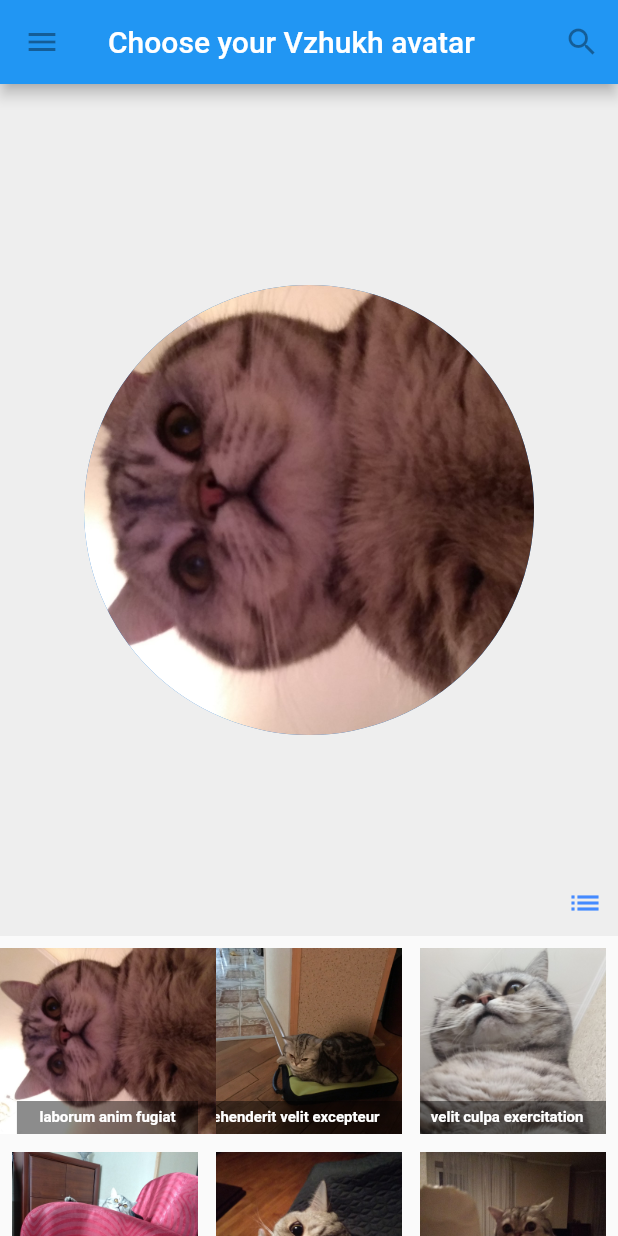
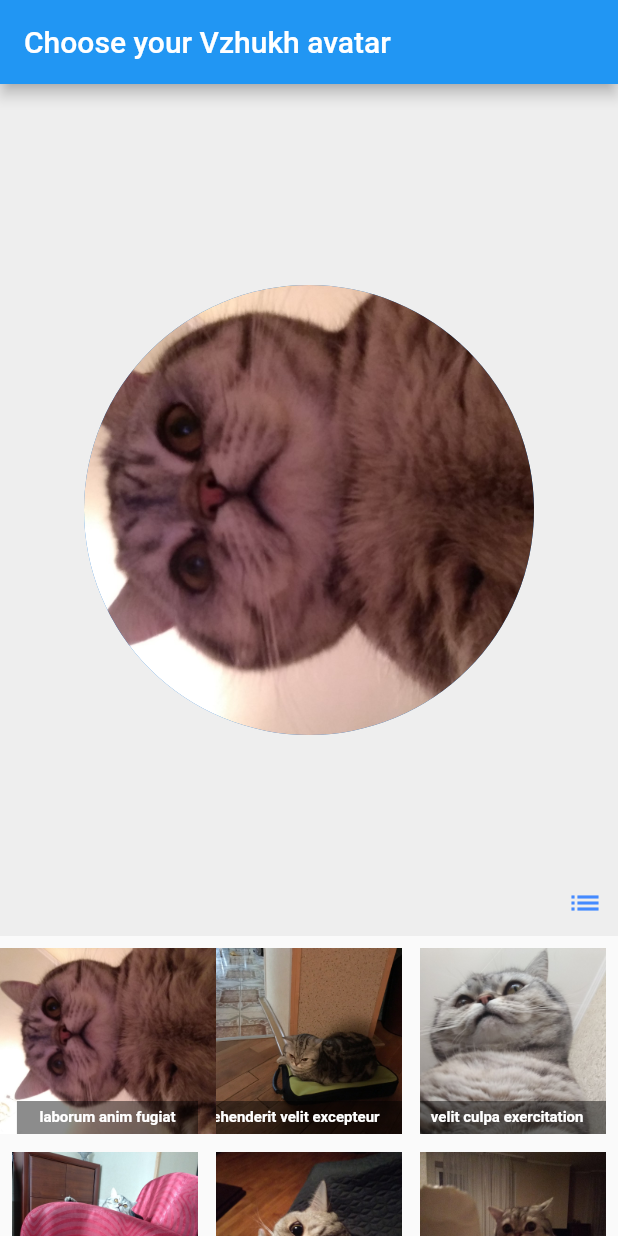
Before and after one commit to marcusn90/flutter1, a Flutter app: the screen it shows after launch, after a tap on the "grid on" icon, on a phone screen of 412 x 824 dp. Run offline on Flutter 3.47's test engine with Material 2 defaults, Android fonts, the phone set to English and light mode, and no system bars.

```diff
--- a/lib/main.dart
+++ b/lib/main.dart
@@ -6,8 +6,12 @@ import 'package:p2/utils.dart';
 
 void main() {
   runApp(MaterialApp(
+    initialRoute: '/',
+    routes: {
+      '/': (context) => Home(),
+      Details.routeName: (ctx) => Details(),
+    },
     title: 'Flutter Tutorial',
-    home: Home(),
   ));
 }
 
@@ -17,19 +21,19 @@ class Home extends StatelessWidget {
     // Scaffold is a layout for the major Material Components.
     return Scaffold(
       appBar: AppBar(
-        leading: IconButton(
-          icon: Icon(Icons.menu),
-          tooltip: 'Navigation menu',
-          onPressed: null,
-        ),
+        // leading: IconButton(
+        //   icon: Icon(Icons.menu),
+        //   tooltip: 'Navigation menu',
+        //   onPressed: null,
+        // ),
         title: Text('Choose your Vzhukh avatar'),
-        actions: <Widget>[
-          IconButton(
-            icon: Icon(Icons.search),
-            tooltip: 'Search',
-            onPressed: null,
-          ),
-        ],
+        // actions: <Widget>[
+        //   IconButton(
+        //     icon: Icon(Icons.search),
+        //     tooltip: 'Search',
+        //     onPressed: null,
+        //   ),
+        // ],
       ),
       // body is the majority of the screen.
       body: Container(
@@ -53,10 +57,25 @@ class VzhukhPhotos extends StatefulWidget {
   }
 }
 
-class _VzhukhPhotosState extends State<VzhukhPhotos> {
+class _VzhukhPhotosState extends State<VzhukhPhotos> with SingleTickerProviderStateMixin {
   CatObj _current;
+  String _prevImg = '', _nextImg = '';
   bool _grid = false;
   List<CatObj> _data = [];
+
+
+  Animation<double> animation;
+  AnimationController controller;
+
+  @override
+  void initState() {
+    super.initState();
+    controller = AnimationController(duration: const Duration(milliseconds: 400), vsync: this);
+    animation = Tween<double>(begin: 0, end: 1).animate(controller)
+      ..addListener(() {
+        setState(() {});
+      });
+  }
 
   _VzhukhPhotosState(){
     print('Construct _VzhukhPhotosState');
@@ -70,14 +89,20 @@ class _VzhukhPhotosState extends State<VzhukhPhotos> {
       setState(() {
         _data = data;
         _current = data[0];
+        _nextImg = _current.image;
+        controller.forward();
       });
     }
   }
 
   _updateCurrentItem(CatObj newItem) {
     setState(() {
-     _current = newItem;
+      _current = newItem;
+      _prevImg = _nextImg;
+      _nextImg = _current.image;
     });
+    controller.reset();
+    controller.forward();
   }
 
   Widget _buildPreview() {
@@ -107,6 +132,12 @@ class _VzhukhPhotosState extends State<VzhukhPhotos> {
   }
 
   @override
+  void dispose() {
+    controller.dispose();
+    super.dispose();
+  }
+
+  @override
   Widget build(BuildContext context) {
     if (_data.length == 0) {
       return Text('Loading...');
@@ -126,14 +157,34 @@ class _VzhukhPhotosState extends State<VzhukhPhotos> {
                   Center(
                     child: GestureDetector(
                       onTap: () {
-                        Navigator.push(
+                        Navigator.pushNamed(
                           context,
-                          MaterialPageRoute(builder: (context) => Details(_current)),
+                          Details.routeName,
+                          arguments: _current,
                         );
                       },
-                      child: CircleAvatar(
-                        backgroundImage: AssetImage(_current.image),
-                        radius: 150,
+                      child: Hero(
+                        tag: 'mainImg',
+                        child: Stack(
+                          children: <Widget>[
+                            Opacity(
+                              opacity: 1 - animation.value,
+                              child: CircleAvatar(
+                                key: UniqueKey(),
+                                backgroundImage: AssetImage(_prevImg),
+                                radius: 150,
+                              ),
+                            ),
+                            Opacity(
+                              opacity: animation.value,
+                              child: CircleAvatar(
+                                key: UniqueKey(),
+                                backgroundImage: AssetImage(_nextImg),
+                                radius: 150,
+                              ),
+                            ),
+                          ],
+                        ),
                       ),
                     ),
                   ),
```
Also changed, not shown: lib/details.dart (+20 -8 lines).
